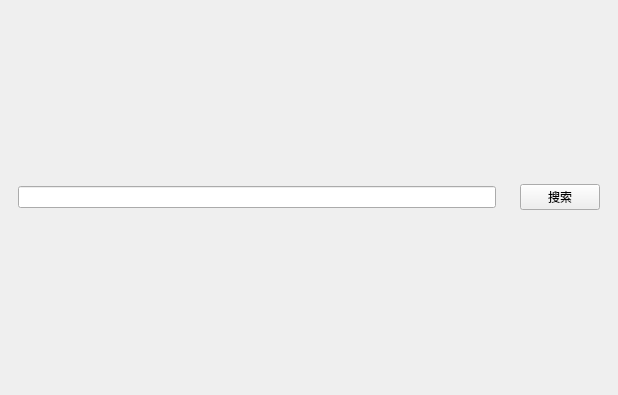
Before: the Qt Designer form ui/mainwindow.ui in piculator/piculator-client-software, drawn with Qt 5.
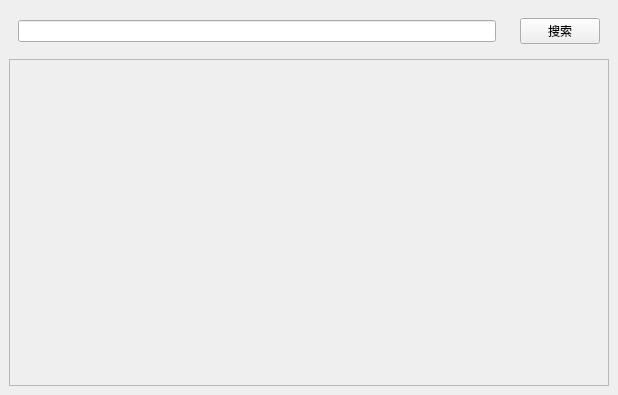
After: the same form once the commit is applied.

Commit message: Add scroll view

The edit to the form file:
```diff
--- a/ui/mainwindow.ui
+++ b/ui/mainwindow.ui
@@ -57,7 +57,22 @@
      </widget>
     </item>
     <item>
-     <layout class="QGridLayout" name="grid"/>
+     <widget class="QScrollArea" name="scrollArea">
+      <property name="widgetResizable">
+       <bool>true</bool>
+      </property>
+      <widget class="QWidget" name="grid">
+       <property name="geometry">
+        <rect>
+         <x>0</x>
+         <y>0</y>
+         <width>598</width>
+         <height>316</height>
+        </rect>
+       </property>
+       <layout class="QGridLayout" name="gridLayout"/>
+      </widget>
+     </widget>
     </item>
    </layout>
   </widget>
```
The commit also changes 2 other files.
